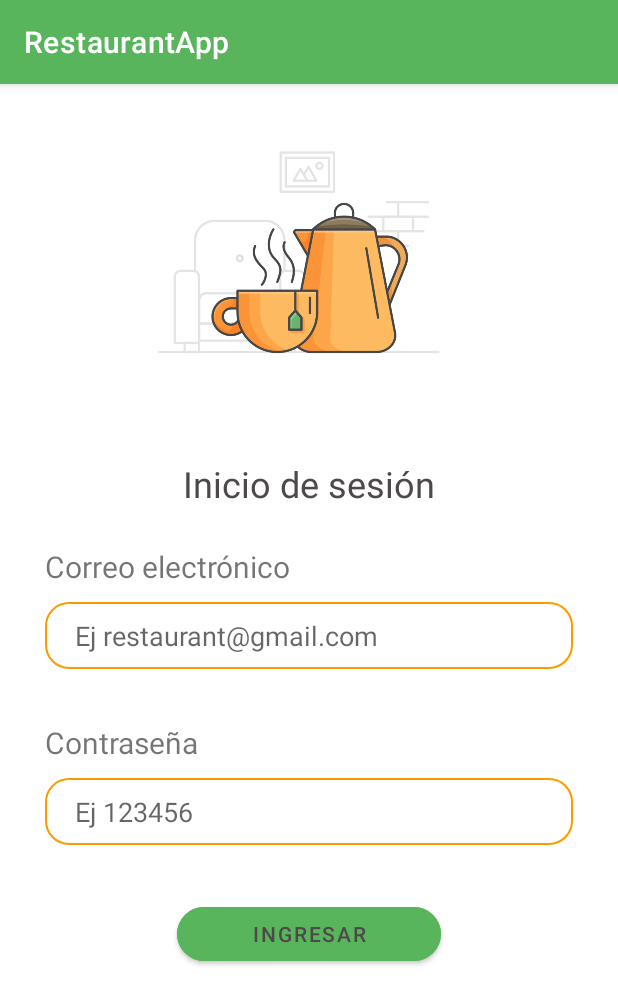
After one commit to MarianaCarlo/RestaurantAppPG, an Android app: the LoginActivity screen opened directly, with no data from a screen before it, on a phone screen of 412 x 824 dp. The commit adds this screen. Shown: the top 1005 px of the screen. Run offline under Robolectric (Android 15) with nearby library versions, the phone set to English and light mode, and no system bars.

Commit message:
login frontend layout

```diff
--- a/app/src/main/AndroidManifest.xml
+++ b/app/src/main/AndroidManifest.xml
@@ -9,6 +9,10 @@
         android:roundIcon="@mipmap/ic_launcher_round"
         android:supportsRtl="true"
         android:theme="@style/Theme.RestaurantApp">
+        <activity
+            android:name=".LoginActivity"
+            android:exported="false" />
+
         <meta-data
             android:name="com.google.android.actions"
             android:resource="@drawable/backwithborder" />
--- /dev/null
+++ b/app/src/main/java/com/example/restaurantapp/LoginActivity.java
@@ -0,0 +1,14 @@
+package com.example.restaurantapp;
+
+import androidx.appcompat.app.AppCompatActivity;
+
+import android.os.Bundle;
+
+public class LoginActivity extends AppCompatActivity {
+
+    @Override
+    protected void onCreate(Bundle savedInstanceState) {
+        super.onCreate(savedInstanceState);
+        setContentView(R.layout.activity_login);
+    }
+}
--- a/app/src/main/java/com/example/restaurantapp/MainActivity.java
+++ b/app/src/main/java/com/example/restaurantapp/MainActivity.java
@@ -9,14 +9,14 @@ import android.widget.Button;
 
 public class MainActivity extends AppCompatActivity {
 
-    Button buttonSingIn, buttonRegister;
+    Button buttonSignIn, buttonRegister;
 
     @Override
     protected void onCreate(Bundle savedInstanceState) {
         super.onCreate(savedInstanceState);
         setContentView(R.layout.activity_main);
 
-        buttonSingIn = findViewById(R.id.btnSignIn);
+        buttonSignIn = findViewById(R.id.btnSignIn);
         buttonRegister = findViewById(R.id.btnRegister);
 
         buttonRegister.setOnClickListener(new View.OnClickListener() {
@@ -27,5 +27,13 @@ public class MainActivity extends AppCompatActivity {
             }
         });
 
+        buttonSignIn.setOnClickListener(new View.OnClickListener() {
+            @Override
+            public void onClick(View v) {
+                Intent intent = new Intent(MainActivity.this, LoginActivity.class);
+                startActivity(intent);
+            }
+        });
+
     }
 }
--- /dev/null
+++ b/app/src/main/res/layout/activity_login.xml
@@ -0,0 +1,95 @@
+<?xml version="1.0" encoding="utf-8"?>
+<RelativeLayout xmlns:android="http://schemas.android.com/apk/res/android"
+    xmlns:app="http://schemas.android.com/apk/res-auto"
+    xmlns:tools="http://schemas.android.com/tools"
+    android:layout_width="match_parent"
+    android:layout_height="match_parent"
+    tools:context=".LoginActivity">
+
+    <ImageView
+        android:layout_width="match_parent"
+        android:layout_height="250dp"
+        android:src="@drawable/tea"
+        android:id="@+id/teaLogin"
+        />
+
+    <TextView
+        android:layout_width="wrap_content"
+        android:layout_height="wrap_content"
+        android:layout_below="@+id/teaLogin"
+        android:layout_centerHorizontal="true"
+        android:text="@string/loginTitle"
+        android:textColor="@color/dark"
+        android:textSize="24dp"
+        android:id="@+id/titleLogin"/>
+
+    <TextView
+        android:layout_width="wrap_content"
+        android:layout_height="wrap_content"
+        android:layout_marginTop="25dp"
+        android:layout_marginLeft="30dp"
+        android:layout_below="@+id/titleLogin"
+        android:text="@string/mailTitleLogin"
+        android:textSize="20sp"
+        android:inputType="textEmailAddress"
+        android:id="@+id/textEmailLogin"/>
+
+    <EditText
+        android:layout_width="match_parent"
+        android:layout_height="wrap_content"
+        android:layout_marginHorizontal="30dp"
+        android:layout_marginVertical="10dp"
+        android:paddingVertical="10dp"
+        android:paddingLeft="20dp"
+        android:layout_below="@+id/textEmailLogin"
+        android:hint="Ej restaurant@gmail.com"
+        android:background="@drawable/backwithborder"
+        android:id="@+id/editEmailLogin"/>
+
+
+    <TextView
+        android:layout_width="wrap_content"
+        android:layout_height="wrap_content"
+        android:layout_marginTop="25dp"
+        android:layout_marginLeft="30dp"
+        android:layout_below="@+id/editEmailLogin"
+        android:text="@string/passwordUser"
+        android:textSize="20sp"
+        android:id="@+id/passwordLogin"/>
+
+    <EditText
+        android:layout_width="match_parent"
+        android:layout_height="wrap_content"
+        android:layout_marginHorizontal="30dp"
+        android:layout_marginVertical="10dp"
+        android:paddingVertical="10dp"
+        android:paddingLeft="20dp"
+        android:inputType="textPassword"
+        android:layout_below="@+id/passwordLogin"
+        android:hint="Ej 123456"
+        android:background="@drawable/backwithborder"
+        android:id="@+id/editPasswordLogin"/>
+
+
+    <com.google.android.material.button.MaterialButton
+        android:layout_width="wrap_content"
+        android:layout_height="wrap_content"
+        android:layout_centerHorizontal="true"
+        android:layout_marginTop="25dp"
+        android:paddingHorizontal="50dp"
+        android:layout_below="@+id/editPasswordLogin"
+        android:backgroundTint="@color/custom"
+        android:text="@string/login"
+        android:textColor="@color/dark"
+        app:cornerRadius="23dp"
+        android:id="@+id/btnSendLogin"/>
+
+    <ProgressBar
+        android:layout_width="wrap_content"
+        android:layout_height="wrap_content"
+        android:visibility="gone"
+        android:layout_centerInParent="true"
+        android:id="@+id/progressBarLogin"
+        />
+
+</RelativeLayout>
--- a/app/src/main/res/values/strings.xml
+++ b/app/src/main/res/values/strings.xml
@@ -9,4 +9,8 @@
     <string name="emailUser">Email</string>
     <string name="nameUser">Nombre</string>
     <string name="passwordUser">Contraseña</string>
+
+    <string name="loginTitle">Inicio de sesión</string>
+    <string name="mailTitleLogin">Correo electrónico</string>
+
 </resources>
```
Also changed, not shown: app/src/main/res/drawable/tea.png (added).
